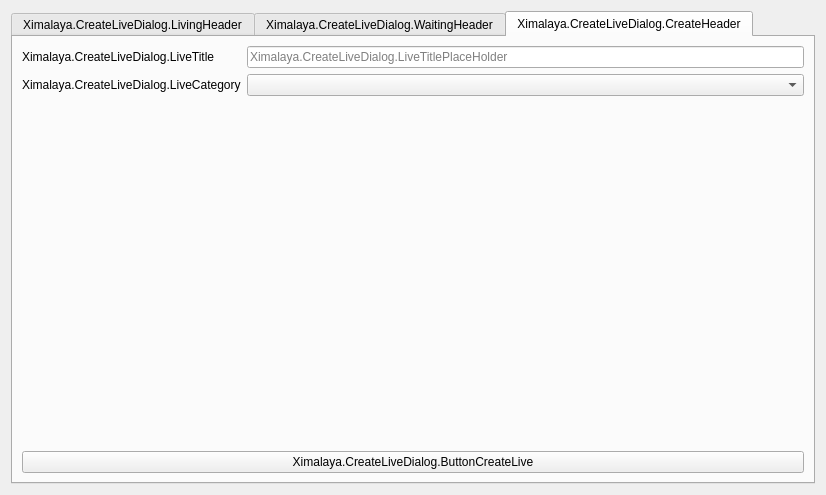
Old version of the form UI/forms/XimalayaCreateLiveDialog.ui in the repository flying19880517/obs-studio.
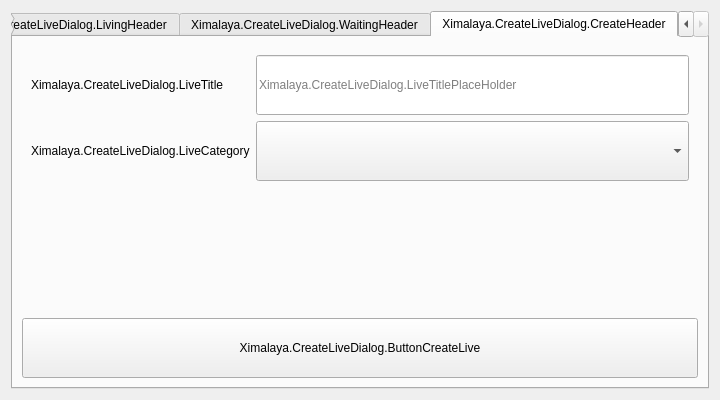
New version of the form. The open tabs and pages were chosen to show the change.

Commit message: 调整创建直播样式

Patch:
```diff
--- a/UI/forms/XimalayaCreateLiveDialog.ui
+++ b/UI/forms/XimalayaCreateLiveDialog.ui
@@ -6,8 +6,8 @@
    <rect>
     <x>0</x>
     <y>0</y>
-    <width>826</width>
-    <height>495</height>
+    <width>720</width>
+    <height>400</height>
    </rect>
   </property>
   <property name="sizePolicy">
@@ -16,6 +16,18 @@
     <verstretch>0</verstretch>
    </sizepolicy>
   </property>
+  <property name="minimumSize">
+   <size>
+    <width>720</width>
+    <height>400</height>
+   </size>
+  </property>
+  <property name="maximumSize">
+   <size>
+    <width>720</width>
+    <height>400</height>
+   </size>
+  </property>
   <property name="windowTitle">
    <string>Ximalaya.CreateLiveDialog.Title</string>
   </property>
@@ -67,37 +79,6 @@
        <string>Ximalaya.CreateLiveDialog.CreateHeader</string>
       </attribute>
       <layout class="QGridLayout" name="gridLayout_6">
-       <item row="0" column="0">
-        <layout class="QGridLayout" name="gridLayout">
-         <item row="0" column="1">
-          <widget class="QLineEdit" name="txtLiveTitle">
-           <property name="placeholderText">
-            <string>Ximalaya.CreateLiveDialog.LiveTitlePlaceHolder</string>
-           </property>
-           <property name="clearButtonEnabled">
-            <bool>true</bool>
-           </property>
-          </widget>
-         </item>
-         <item row="1" column="0">
-          <widget class="QLabel" name="lblLiveCategory">
-           <property name="text">
-            <string>Ximalaya.CreateLiveDialog.LiveCategory</string>
-           </property>
-          </widget>
-         </item>
-         <item row="1" column="1">
-          <widget class="QComboBox" name="ddlCategory"/>
-         </item>
-         <item row="0" column="0">
-          <widget class="QLabel" name="lblLiveTitle">
-           <property name="text">
-            <string>Ximalaya.CreateLiveDialog.LiveTitle</string>
-           </property>
-          </widget>
-         </item>
-        </layout>
-       </item>
        <item row="2" column="0">
         <spacer name="verticalSpacer">
          <property name="orientation">
@@ -113,11 +94,69 @@
        </item>
        <item row="3" column="0">
         <widget class="QPushButton" name="btnCreateLive">
+         <property name="sizePolicy">
+          <sizepolicy hsizetype="Minimum" vsizetype="Fixed">
+           <horstretch>0</horstretch>
+           <verstretch>0</verstretch>
+          </sizepolicy>
+         </property>
+         <property name="minimumSize">
+          <size>
+           <width>0</width>
+           <height>60</height>
+          </size>
+         </property>
          <property name="text">
           <string>Ximalaya.CreateLiveDialog.ButtonCreateLive</string>
          </property>
         </widget>
        </item>
+       <item row="0" column="0">
+        <widget class="QWidget" name="qWidget" native="true">
+         <layout class="QGridLayout" name="gridLayout">
+          <item row="0" column="1">
+           <widget class="QLineEdit" name="txtLiveTitle">
+            <property name="minimumSize">
+             <size>
+              <width>0</width>
+              <height>60</height>
+             </size>
+            </property>
+            <property name="placeholderText">
+             <string>Ximalaya.CreateLiveDialog.LiveTitlePlaceHolder</string>
+            </property>
+            <property name="clearButtonEnabled">
+             <bool>true</bool>
+            </property>
+           </widget>
+          </item>
+          <item row="1" column="0">
+           <widget class="QLabel" name="lblLiveCategory">
+            <property name="text">
+             <string>Ximalaya.CreateLiveDialog.LiveCategory</string>
+            </property>
+           </widget>
+          </item>
+          <item row="1" column="1">
+           <widget class="QComboBox" name="ddlCategory">
+            <property name="minimumSize">
+             <size>
+              <width>0</width>
+              <height>60</height>
+             </size>
+            </property>
+           </widget>
+          </item>
+          <item row="0" column="0">
+           <widget class="QLabel" name="lblLiveTitle">
+            <property name="text">
+             <string>Ximalaya.CreateLiveDialog.LiveTitle</string>
+            </property>
+           </widget>
+          </item>
+         </layout>
+        </widget>
+       </item>
       </layout>
      </widget>
     </widget>
```
Left out of the diff: 15 changed lines with no effect on the pictures.
